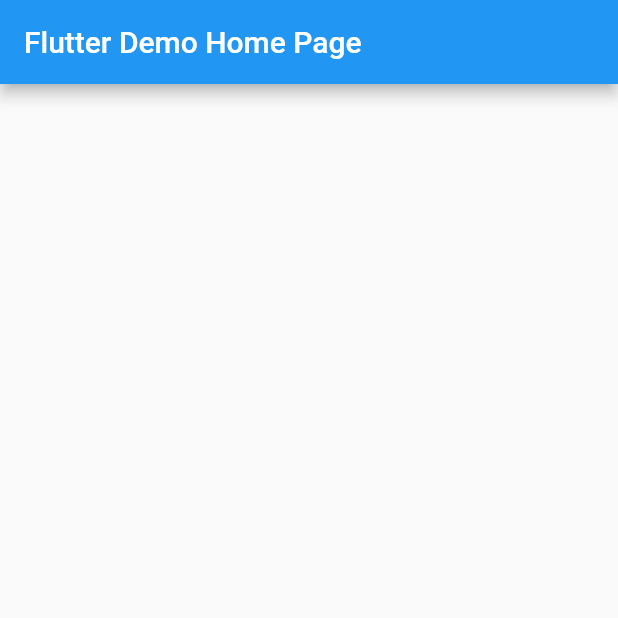
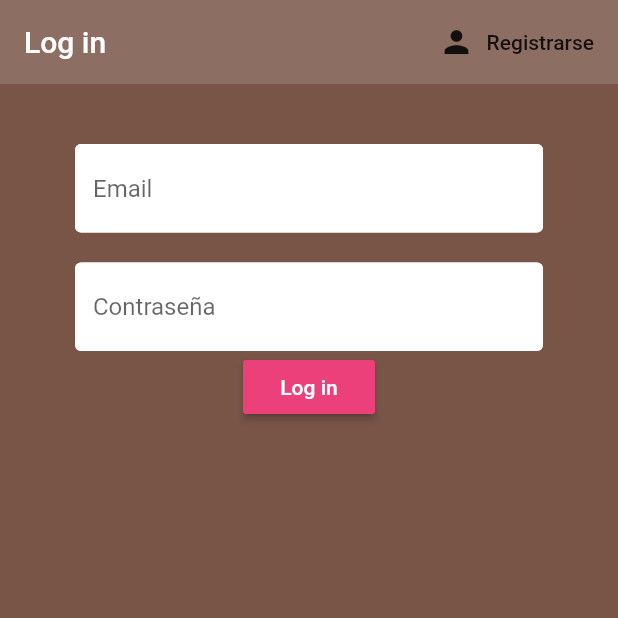
Before and after one commit to natsukis/login_template, a Flutter app: the screen it shows after launch, on a phone screen of 412 x 824 dp, the top half of it. Run offline on Flutter 3.47's test engine with Material 2 defaults, Android fonts, the phone set to English and light mode, and no system bars; our stand-ins replace cloud_firestore, firebase_auth, flutter_spinkit; accounts and stored records are empty.

Commit message:
Working template

```diff
--- a/login_template/lib/main.dart
+++ b/login_template/lib/main.dart
@@ -1,4 +1,8 @@
 import 'package:flutter/material.dart';
+import 'package:login_template/model/user.dart';
+import 'package:login_template/screens/wrapper.dart';
+import 'package:login_template/services/auth.dart';
+import 'package:provider/provider.dart';
 
 void main() {
   runApp(MyApp());
@@ -8,39 +12,10 @@ class MyApp extends StatelessWidget {
   // This widget is the root of your application.
   @override
   Widget build(BuildContext context) {
-    return MaterialApp(
-      title: 'Flutter Demo',
-      theme: ThemeData(
-        primarySwatch: Colors.blue,
-        visualDensity: VisualDensity.adaptivePlatformDensity,
-      ),
-      home: MyHomePage(title: 'Flutter Demo Home Page'),
-    );
+    return StreamProvider<User>.value(
+        value: AuthService().user,
+        child: MaterialApp(
+          home: Wrapper(),
+        ));
   }
 }
-
-class MyHomePage extends StatefulWidget {
-  MyHomePage({Key key, this.title}) : super(key: key);
-
-  final String title;
-
-  @override
-  _MyHomePageState createState() => _MyHomePageState();
-}
-
-class _MyHomePageState extends State<MyHomePage> {
-  int _counter = 0;
-
-  @override
-  Widget build(BuildContext context) {
-
-    return Scaffold(
-      appBar: AppBar(
-
-        title: Text(widget.title),
-      ),
-      body: Center(
-      ),
-    );
-  }
-}
--- /dev/null
+++ b/login_template/lib/model/user.dart
@@ -0,0 +1,6 @@
+class User{
+
+  final String uid;
+
+  User({this.uid});
+}
--- /dev/null
+++ b/login_template/lib/model/userdata.dart
@@ -0,0 +1,10 @@
+class UserData{
+  final String email;
+  final String name;
+  final String lastName;
+  final String mobile;
+  final String address;
+
+  UserData({this.email, this.name, this.lastName, this.mobile, this.address});
+
+}
--- /dev/null
+++ b/login_template/lib/screens/authenticate/authenticate.dart
@@ -0,0 +1,28 @@
+import 'package:flutter/material.dart';
+import 'package:login_template/screens/authenticate/register.dart';
+import 'package:login_template/screens/authenticate/signin.dart';
+
+class Authenticate extends StatefulWidget {
+  @override
+  _AuthenticateState createState() => _AuthenticateState();
+}
+
+class _AuthenticateState extends State<Authenticate> {
+
+bool showSignIn = true;
+
+void toogleView(){
+  setState(() {
+    showSignIn = !showSignIn;
+  });
+}
+
+  @override
+  Widget build(BuildContext context) {
+       if (showSignIn) {
+        return SigniN(toogleView : toogleView);
+      }else{
+        return Register(toogleView : toogleView);
+      }
+  }
+}
--- /dev/null
+++ b/login_template/lib/screens/authenticate/signin.dart
@@ -0,0 +1,104 @@
+import 'package:flutter/material.dart';
+import 'package:login_template/services/auth.dart';
+import 'package:login_template/services/constant.dart';
+import 'package:login_template/services/loading.dart';
+
+class SigniN extends StatefulWidget {
+  final Function toogleView;
+  SigniN({this.toogleView});
+
+  @override
+  _SigniNState createState() => _SigniNState();
+}
+
+class _SigniNState extends State<SigniN> {
+
+  final AuthService _auth = AuthService();
+  final _formKey = GlobalKey<FormState>();
+  bool loading = false;
+
+  //text field state
+  String email = '';
+  String password = '';
+  String error = '';
+
+  @override
+  Widget build(BuildContext context) {
+    return loading ? Loading() : Scaffold(
+      backgroundColor: Colors.brown,
+      appBar: AppBar(
+        backgroundColor: Colors.brown[400],
+        elevation: 0.0,
+        title: Text('Log in'),
+        actions: <Widget>[
+          FlatButton.icon(
+              onPressed: () {
+                widget.toogleView();
+              },
+              icon: Icon(Icons.person),
+              label: Text('Registrarse'))
+        ],
+      ),
+      body: Container(
+          padding: EdgeInsets.symmetric(vertical: 20, horizontal: 50),
+          child: Form(
+            key: _formKey,
+            child: Column(
+              children: <Widget>[
+                SizedBox(
+                  height: 20.00,
+                ),
+                TextFormField(
+                  decoration: textInputDecoration.copyWith(hintText: 'Email'),
+                  validator: (val) => val.isEmpty ? 'Enter an email' : null,
+                  onChanged: (val) {
+                    setState(() {
+                      email = val;
+                    });
+                  },
+                ),
+                SizedBox(
+                  height: 20.00,
+                ),
+                TextFormField(
+                  decoration: textInputDecoration.copyWith(hintText: 'Contraseña'),
+                  obscureText: true,
+                  validator: (val) =>
+                      val.length < 6 ? 'Enter a password 6+ char' : null,
+                  onChanged: (val) {
+                    setState(() {
+                      password = val;
+                    });
+                  },
+                ),
+                RaisedButton(
+                  color: Colors.pink[400],
+                  child: Text('Log in',
+                      style: TextStyle(
+                        color: Colors.white,
+                      )),
+                  onPressed: () async {
+                    if (_formKey.currentState.validate()) {
+                      setState(() {
+                        loading = true;
+                      });
+                      dynamic result;
+                      result = await _auth.signInWithEmailAndPassword(
+                         email, password);
+                      if (result == null) {
+                        setState(() {
+                          loading = false;
+                          error = 'Could not sign in with those credential';
+                        });
+                      }
+                    }
+                  },
+                ),
+                                SizedBox(height: 12,),
+                Text(error, style: TextStyle(color: Colors.red),),
+              ],
+            ),
+          )),
+    );
+  }
+}
--- /dev/null
+++ b/login_template/lib/screens/wrapper.dart
@@ -0,0 +1,19 @@
+import 'package:flutter/material.dart';
+import 'package:login_template/model/user.dart';
+import 'package:login_template/screens/authenticate/authenticate.dart';
+import 'package:login_template/screens/home/home.dart';
+import 'package:provider/provider.dart';
+
+class Wrapper extends StatelessWidget {
+  @override
+  Widget build(BuildContext context) {
+    final user = Provider.of<User>(context);
+
+    // return either home or authenticate
+    if (user == null) {
+      return Authenticate();
+    } else {
+      return Home();
+    }
+  }
+}
--- /dev/null
+++ b/login_template/lib/services/auth.dart
@@ -0,0 +1,72 @@
+import 'package:firebase_auth/firebase_auth.dart';
+import 'package:login_template/model/user.dart';
+import 'package:login_template/services/database.dart';
+
+class AuthService {
+
+  final FirebaseAuth _auth = FirebaseAuth.instance;
+
+  User _userFromFireBaseUser(FirebaseUser user) {
+    return user != null ? User(uid: user.uid) : null;
+  }
+
+  //auth change Stream
+  Stream<User> get user {
+    return _auth.onAuthStateChanged
+        //.map((FirebaseUser user) => _userFromFireBaseUser(user));
+        .map(_userFromFireBaseUser);
+  }
+
+  // sign in anon
+  // Future signInAnon() async {
+  //   try {
+  //     AuthResult result = await _auth.signInAnonymously();
+  //     FirebaseUser user = result.user;
+  //     return _userFromFireBaseUser(user);
+  //   } catch (e) {
+  //     print(e.toString());
+  //     return null;
+  //   }
+  // }
+
+  // sign in email
+  Future signInWithEmailAndPassword(String email, String password) async {
+    try {
+      AuthResult result = await _auth.signInWithEmailAndPassword(
+          email: email, password: password);
+      FirebaseUser user = result.user;
+      return _userFromFireBaseUser(user);
+    } catch (e) {
+      print(e.toString());
+      return null;
+    }
+  }
+
+  // register
+  Future registerWithEmailAndPassword(String email, String password) async {
+    try {
+      AuthResult result = await _auth.createUserWithEmailAndPassword(
+          email: email, password: password);
+      FirebaseUser user = result.user;
+
+      //create a new document for the user with he uid
+      await DatabaseService(uid: user.uid)
+          .updateUserData(email, '', '', '','');
+
+      return _userFromFireBaseUser(user);
+    } catch (e) {
+      print(e.toString());
+      return null;
+    }
+  }
+
+  // log out
+  Future signOut() async {
+    try {
+      return await _auth.signOut();
+    } catch (e) {
+      print(e.toString());
+      return null;
+    }
+  }
+}
--- /dev/null
+++ b/login_template/lib/services/constant.dart
@@ -0,0 +1,12 @@
+import 'package:flutter/material.dart';
+
+const textInputDecoration = InputDecoration(
+  fillColor: Colors.white,
+  filled: true,
+  enabledBorder: OutlineInputBorder(
+    borderSide: BorderSide(color: Colors.white, width: 2.0),
+  ),
+  focusedBorder: OutlineInputBorder(
+    borderSide: BorderSide(color: Colors.white, width: 2.0),
+  ),
+);
--- /dev/null
+++ b/login_template/lib/services/database.dart
@@ -0,0 +1,58 @@
+import 'package:cloud_firestore/cloud_firestore.dart';
+import 'package:login_template/model/user.dart';
+import 'package:login_template/model/userdata.dart';
+
+class DatabaseService {
+
+  final String uid;
+  DatabaseService({this.uid});
+
+  //collection reference
+  final CollectionReference userCollection = Firestore.instance.collection('user');
+
+  Future updateUserData(String email, String name, String lastName, String mobile, String address) async{
+    return await userCollection.document(uid).setData({
+      'email': email,
+      'name': name,
+      'lastName': lastName,
+      'mobile': mobile,
+      'address': address
+    });
+  }
+
+  //user list from snapshot
+  List<UserData> _userListFromSnapshot(QuerySnapshot snapshot){
+    return snapshot.documents.map((doc){
+      return UserData(
+        email: doc.data['email'] ?? '',
+        name: doc.data['name'] ?? '',
+        lastName: doc.data['lastName'] ?? '',
+        mobile: doc.data['mobile'] ?? '',
+        address: doc.data['address'] ?? '',
+      );
+    }).toList();
+  }
+
+  //get user stream
+  Stream<List<UserData>> get allusersData{
+    return userCollection.snapshots()
+    .map(_userListFromSnapshot);
+  }
+
+  // get user doc stream
+  Stream<UserData> get userData{
+    return userCollection.document(uid).snapshots().map(_userDataFromSnapShot);
+  }
+
+  // userdata from snapshot
+  UserData _userDataFromSnapShot(DocumentSnapshot snapshot){
+    return UserData(
+      email: snapshot.data['email'],
+      name: snapshot.data['name'],
+      lastName: snapshot.data['lastName'],
+      mobile: snapshot.data['mobile'],
+      address: snapshot.data['address'],
+    );
+  }
+
+}
--- a/login_template/pubspec.yaml
+++ b/login_template/pubspec.yaml
@@ -23,6 +23,12 @@ environment:
 dependencies:
   flutter:
     sdk: flutter
+  firebase_auth: ^0.16.1
+  cloud_firestore: ^0.13.7
+  firebase_core: ^0.4.5
+  provider: ^3.1.0
+  flutter_spinkit: ^4.1.2
+  firebase_messaging: ^6.0.16
 
 
   # The following adds the Cupertino Icons font to your application.
```
Also changed, not shown: login_template/lib/screens/authenticate/register.dart (added, +109 -0 lines), login_template/lib/screens/home/home.dart (added, +57 -0 lines), login_template/lib/screens/home/personalinfo.dart (added, +125 -0 lines), login_template/lib/services/loading.dart (added, +14 -0 lines), login_template/pubspec.lock, 8 other files.
